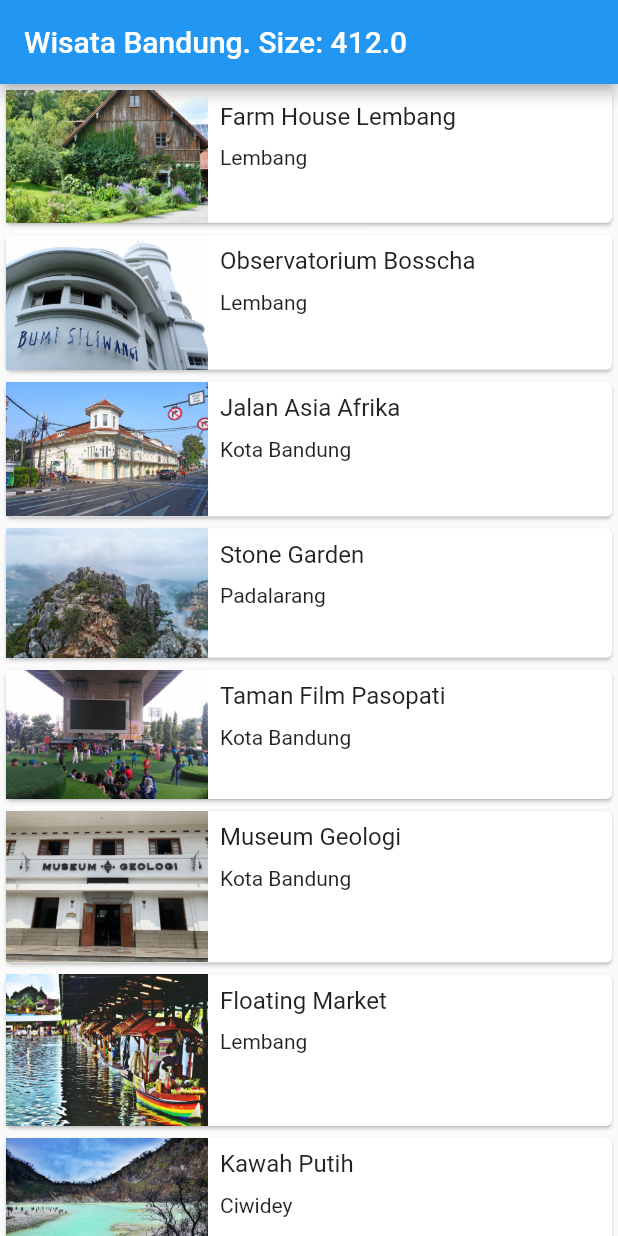
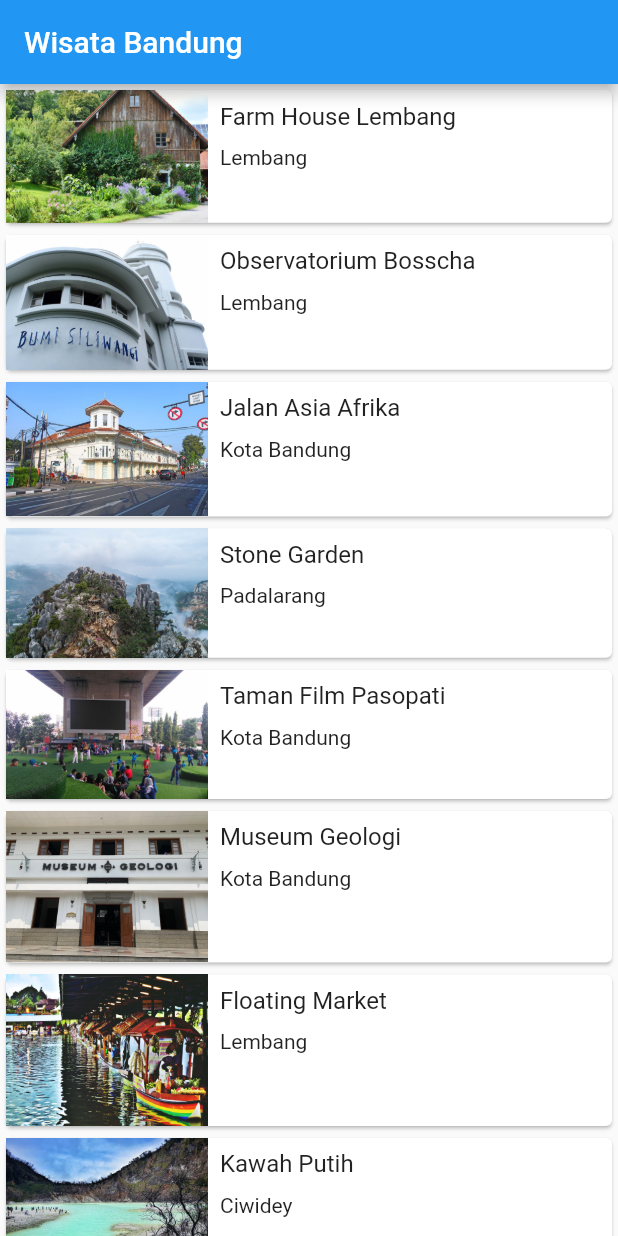
Before and after one commit to mmajapahitnw/dicoding-flutter-codelab1, a Flutter app: the screen it shows after launch, on a phone screen of 412 x 824 dp. Run offline on Flutter 3.47's test engine with Material 2 defaults, Android fonts, the phone set to English and light mode, and no system bars.

Commit message:
Update main_screen.dart

```diff
--- a/aplikasi_tempat_wisata/lib/main_screen.dart
+++ b/aplikasi_tempat_wisata/lib/main_screen.dart
@@ -9,7 +9,7 @@ class MainScreen extends StatelessWidget {
   Widget build(BuildContext context) {
     return Scaffold(
       appBar: AppBar(
-        title: Text('Wisata Bandung. Size: ${MediaQuery.of(context).size.width}'),
+        title: Text('Wisata Bandung'),
       ),
       body: LayoutBuilder(
         builder: (BuildContext context, BoxConstraints constraints) {
@@ -89,6 +89,8 @@ class TourismPlaceGrid extends StatelessWidget {
       padding: const EdgeInsets.all(24),
       child: GridView.count(
         crossAxisCount: gridCount,
+        crossAxisSpacing: 16,
+        mainAxisSpacing: 16,
         children: tourismPlaceList.map((place) {
           return InkWell(
             onTap: () {
```
